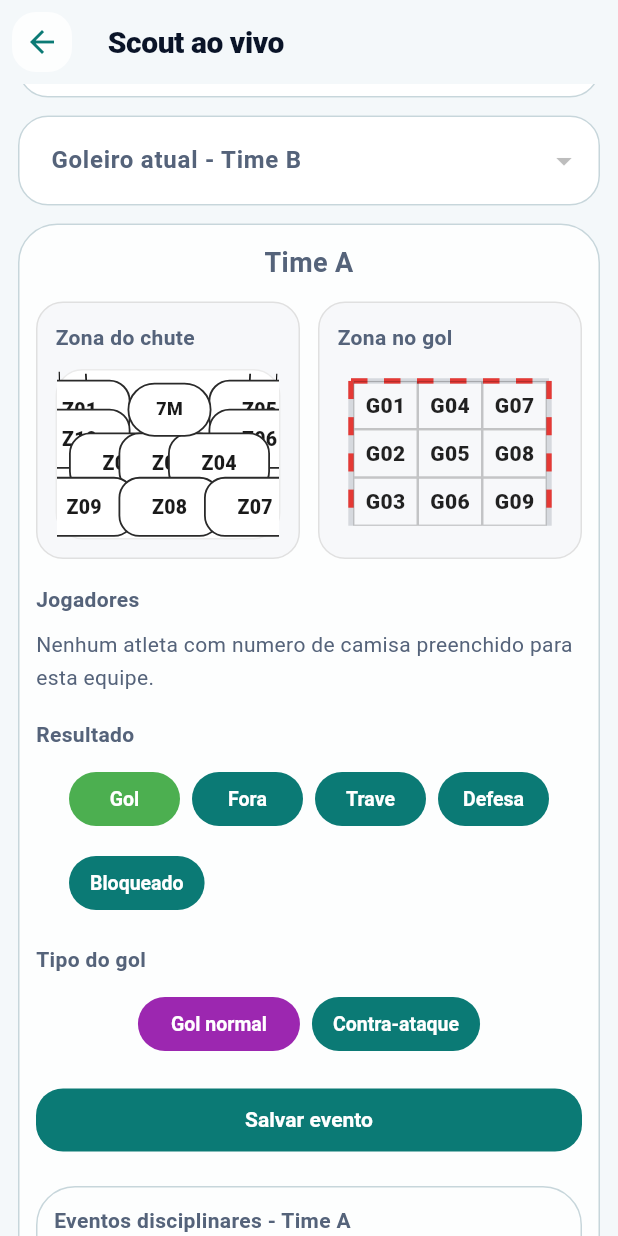
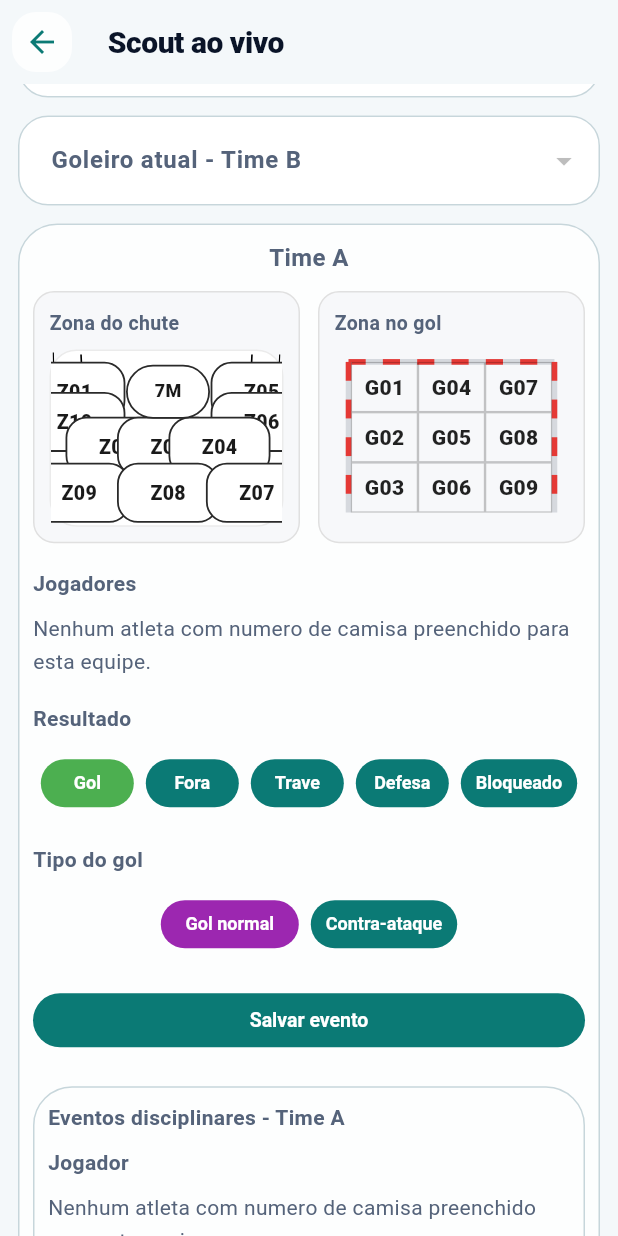
Before and after one commit to luzass/handbrasilstats, a Flutter app: the LiveScoutPage screen opened directly with empty values, scrolled down 576 dp, on a phone screen of 412 x 824 dp. Run offline on Flutter 3.47's test engine with Material 3 defaults, Android fonts, the phone set to English and light mode, and no system bars; our stand-ins replace file_picker, flutter_dotenv, flutter_riverpod, supabase_flutter; accounts and stored records are empty.

Commit message:
Melhora responsividade do scout em notebook e tablet

```diff
--- a/lib/modules/scout/live_scout_page.dart
+++ b/lib/modules/scout/live_scout_page.dart
@@ -875,16 +875,21 @@ class _LiveScoutPageState extends State<LiveScoutPage> {
     required String selectedResult,
     required ValueChanged<String> onSelected,
   }) {
+    final compact = MediaQuery.sizeOf(context).width < 1400;
+
     Widget resultButton(String value, String label) {
       final isSelected = selectedResult == value;
 
       return ElevatedButton(
         style: ElevatedButton.styleFrom(
           backgroundColor: isSelected ? Colors.green : null,
-          minimumSize: const Size(74, 36),
-          padding: const EdgeInsets.symmetric(horizontal: 14, vertical: 8),
-          textStyle: const TextStyle(
-            fontSize: 13,
+          minimumSize: compact ? const Size(62, 32) : const Size(74, 36),
+          padding: EdgeInsets.symmetric(
+            horizontal: compact ? 10 : 14,
+            vertical: compact ? 6 : 8,
+          ),
+          textStyle: TextStyle(
+            fontSize: compact ? 12 : 13,
             fontWeight: FontWeight.w700,
           ),
         ),
@@ -910,16 +915,21 @@ class _LiveScoutPageState extends State<LiveScoutPage> {
     required String selectedAttackContext,
     required ValueChanged<String> onSelected,
   }) {
+    final compact = MediaQuery.sizeOf(context).width < 1400;
+
     Widget contextButton(String value, String label) {
       final isSelected = selectedAttackContext == value;
 
       return ElevatedButton(
         style: ElevatedButton.styleFrom(
           backgroundColor: isSelected ? Colors.purple : null,
-          minimumSize: const Size(108, 36),
-          padding: const EdgeInsets.symmetric(horizontal: 14, vertical: 8),
-          textStyle: const TextStyle(
-            fontSize: 13,
+          minimumSize: compact ? const Size(92, 32) : const Size(108, 36),
+          padding: EdgeInsets.symmetric(
+            horizontal: compact ? 10 : 14,
+            vertical: compact ? 6 : 8,
+          ),
+          textStyle: TextStyle(
+            fontSize: compact ? 12 : 13,
             fontWeight: FontWeight.w700,
           ),
         ),
@@ -943,6 +953,7 @@ class _LiveScoutPageState extends State<LiveScoutPage> {
     required String? selectedPlayerId,
     required ValueChanged<String> onSelected,
   }) {
+    final compact = MediaQuery.sizeOf(context).width < 1400;
     final numberedPlayers = players
         .where((player) => player['shirt_number'] is int)
         .toList();
@@ -983,8 +994,8 @@ class _LiveScoutPageState extends State<LiveScoutPage> {
             borderRadius: BorderRadius.circular(14),
             onTap: () => onSelected(id),
             child: Container(
-              width: 66,
-              height: 70,
+              width: compact ? 56 : 66,
+              height: compact ? 60 : 70,
               decoration: BoxDecoration(
                 color: isSelected ? const Color(0xFFFFB74D) : Colors.white,
                 borderRadius: BorderRadius.circular(14),
@@ -998,8 +1009,8 @@ class _LiveScoutPageState extends State<LiveScoutPage> {
                 children: [
                   Text(
                     shirtNumber?.toString() ?? '?',
-                    style: const TextStyle(
-                      fontSize: 16,
+                    style: TextStyle(
+                      fontSize: compact ? 14 : 16,
                       fontWeight: FontWeight.bold,
                     ),
                   ),
@@ -1007,7 +1018,7 @@ class _LiveScoutPageState extends State<LiveScoutPage> {
                   Text(
                     labels[0],
                     style: TextStyle(
-                      fontSize: 10,
+                      fontSize: compact ? 8.5 : 10,
                       fontWeight: FontWeight.w800,
                       color: Colors.grey.shade700,
                       height: 1.0,
@@ -1018,7 +1029,7 @@ class _LiveScoutPageState extends State<LiveScoutPage> {
                   Text(
                     labels[1],
                     style: TextStyle(
-                      fontSize: 10,
+                      fontSize: compact ? 8.5 : 10,
                       fontWeight: FontWeight.w800,
                       color: Colors.grey.shade700,
                       height: 1.0,
@@ -1045,16 +1056,21 @@ class _LiveScoutPageState extends State<LiveScoutPage> {
     required String selectedEventType,
     required ValueChanged<String> onSelected,
   }) {
+    final compact = MediaQuery.sizeOf(context).width < 1400;
+
     Widget eventButton(String value, String label) {
       final isSelected = selectedEventType == value;
 
       return ElevatedButton(
         style: ElevatedButton.styleFrom(
           backgroundColor: isSelected ? Colors.teal : null,
-          minimumSize: const Size(94, 36),
-          padding: const EdgeInsets.symmetric(horizontal: 14, vertical: 8),
-          textStyle: const TextStyle(
-            fontSize: 13,
+          minimumSize: compact ? const Size(80, 32) : const Size(94, 36),
+          padding: EdgeInsets.symmetric(
+            horizontal: compact ? 10 : 14,
+            vertical: compact ? 6 : 8,
+          ),
+          textStyle: TextStyle(
+            fontSize: compact ? 12 : 13,
             fontWeight: FontWeight.w700,
           ),
         ),
@@ -1465,9 +1481,11 @@ Widget _buildMatchHeader({
     required bool isSaving,
     required bool needsPlayer,
   }) {
+    final compact = MediaQuery.sizeOf(context).width < 1400;
+
     return Card(
       child: Padding(
-        padding: const EdgeInsets.all(12),
+        padding: EdgeInsets.all(compact ? 10 : 12),
         child: Column(
           children: [
             Align(
@@ -1511,10 +1529,13 @@ Widget _buildMatchHeader({
               width: double.infinity,
               child: ElevatedButton(
                 style: ElevatedButton.styleFrom(
-                  minimumSize: const Size.fromHeight(42),
-                  padding: const EdgeInsets.symmetric(horizontal: 16, vertical: 10),
-                  textStyle: const TextStyle(
-                    fontSize: 14,
+                  minimumSize: Size.fromHeight(compact ? 36 : 42),
+                  padding: EdgeInsets.symmetric(
+                    horizontal: compact ? 12 : 16,
+                    vertical: compact ? 8 : 10,
+                  ),
+                  textStyle: TextStyle(
+                    fontSize: compact ? 13 : 14,
                     fontWeight: FontWeight.w700,
                   ),
                 ),
@@ -1534,12 +1555,14 @@ Widget _buildMatchHeader({
     required String title,
     required Widget child,
   }) {
+    final compact = MediaQuery.sizeOf(context).width < 1400;
+
     return Container(
       width: double.infinity,
-      padding: const EdgeInsets.all(12),
+      padding: EdgeInsets.all(compact ? 10 : 12),
       decoration: BoxDecoration(
         color: const Color(0xFFF7F8FA),
-        borderRadius: BorderRadius.circular(18),
+        borderRadius: BorderRadius.circular(compact ? 14 : 18),
         border: Border.all(color: Colors.grey.shade300),
       ),
       child: Column(
@@ -1547,9 +1570,12 @@ Widget _buildMatchHeader({
         children: [
           Text(
             title,
-            style: const TextStyle(fontWeight: FontWeight.bold),
+            style: TextStyle(
+              fontWeight: FontWeight.bold,
+              fontSize: compact ? 13 : 14,
+            ),
           ),
-          const SizedBox(height: 10),
+          SizedBox(height: compact ? 8 : 10),
           child,
         ],
       ),
@@ -1579,19 +1605,23 @@ Widget _buildMatchHeader({
     required bool isSavingGenericEvent,
     required bool genericNeedsPlayer,
   }) {
+    final compact = MediaQuery.sizeOf(context).width < 1400;
     final goalZoneEnabled = _goalZoneIsRequired(selectedResult);
 
     return Card(
       child: Padding(
-        padding: const EdgeInsets.all(12),
+        padding: EdgeInsets.all(compact ? 10 : 12),
         child: Column(
           children: [
             Text(
               title,
               textAlign: TextAlign.center,
-              style: const TextStyle(fontSize: 18, fontWeight: FontWeight.bold),
-            ),
-            const SizedBox(height: 12),
+              style: TextStyle(
+                fontSize: compact ? 16 : 18,
+                fontWeight: FontWeight.bold,
+              ),
+            ),
+            SizedBox(height: compact ? 10 : 12),
             LayoutBuilder(
               builder: (context, constraints) {
                 final goalBoard = _buildSelectorCard(
@@ -1684,10 +1714,13 @@ Widget _buildMatchHeader({
               width: double.infinity,
               child: ElevatedButton(
                 style: ElevatedButton.styleFrom(
-                  minimumSize: const Size.fromHeight(42),
-                  padding: const EdgeInsets.symmetric(horizontal: 16, vertical: 10),
-                  textStyle: const TextStyle(
-                    fontSize: 14,
+                  minimumSize: Size.fromHeight(compact ? 36 : 42),
+                  padding: EdgeInsets.symmetric(
+                    horizontal: compact ? 12 : 16,
+                    vertical: compact ? 8 : 10,
+                  ),
+                  textStyle: TextStyle(
+                    fontSize: compact ? 13 : 14,
                     fontWeight: FontWeight.w700,
                   ),
                 ),
@@ -1750,7 +1783,7 @@ Widget _buildMatchHeader({
 
               LayoutBuilder(
                 builder: (context, constraints) {
-                  final vertical = constraints.maxWidth < 920;
+                  final vertical = constraints.maxWidth < 720;
                   final homeField = DropdownButtonFormField<String>(
                     initialValue: _currentHomeGoalkeeperId,
                     decoration: InputDecoration(
@@ -1824,7 +1857,7 @@ Widget _buildMatchHeader({
               const SizedBox(height: 12),
               LayoutBuilder(
                 builder: (context, constraints) {
-                  final stacked = constraints.maxWidth < 1500;
+                  final stacked = constraints.maxWidth < 720;
 
                   final homePanel = ValueListenableBuilder<_ShotDraft>(
                     valueListenable: _leftShotDraft,
```
